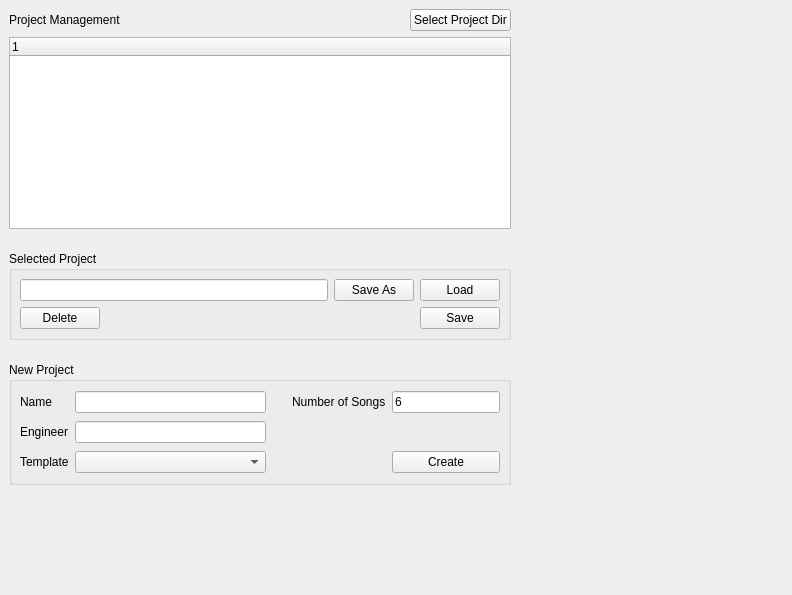
Qt form src/traverso/ui/ProjectManagerWidget.ui (ErwanLegrand/Traverso-DAW) before a commit.
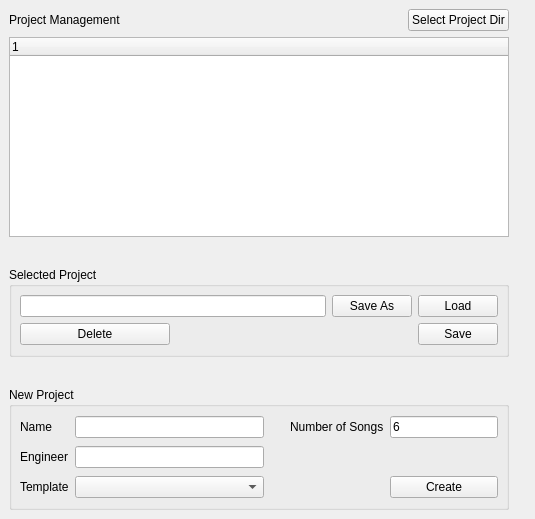
The same form after that commit.

Commit message: 'maybe' this commit breaks the layout, but oh well, it's a mess anyways ;-)

What changed in the file:
```diff
--- a/src/traverso/ui/ProjectManagerWidget.ui
+++ b/src/traverso/ui/ProjectManagerWidget.ui
@@ -8,10 +8,18 @@
    <rect>
     <x>0</x>
     <y>0</y>
-    <width>792</width>
-    <height>595</height>
+    <width>535</width>
+    <height>519</height>
    </rect>
   </property>
+  <property name="sizePolicy" >
+   <sizepolicy>
+    <hsizetype>5</hsizetype>
+    <vsizetype>5</vsizetype>
+    <horstretch>1</horstretch>
+    <verstretch>1</verstretch>
+   </sizepolicy>
+  </property>
   <property name="maximumSize" >
    <size>
     <width>1600</width>
@@ -37,6 +45,19 @@
    <property name="spacing" >
     <number>6</number>
    </property>
+   <item row="0" column="1" >
+    <spacer>
+     <property name="orientation" >
+      <enum>Qt::Horizontal</enum>
+     </property>
+     <property name="sizeHint" >
+      <size>
+       <width>40</width>
+       <height>20</height>
+      </size>
+     </property>
+    </spacer>
+   </item>
    <item row="0" column="0" >
     <layout class="QVBoxLayout" >
      <property name="margin" >
@@ -84,10 +105,24 @@
      </item>
      <item>
       <widget class="QTreeWidget" name="projectListView" >
+       <property name="sizePolicy" >
+        <sizepolicy>
+         <hsizetype>7</hsizetype>
+         <vsizetype>7</vsizetype>
+         <horstretch>1</horstretch>
+         <verstretch>1</verstretch>
+        </sizepolicy>
+       </property>
        <property name="minimumSize" >
         <size>
          <width>500</width>
-         <height>0</height>
+         <height>50</height>
+        </size>
+       </property>
+       <property name="maximumSize" >
+        <size>
+         <width>600</width>
+         <height>200</height>
         </size>
        </property>
       </widget>
@@ -103,13 +138,19 @@
        <property name="sizeHint" >
         <size>
          <width>500</width>
-         <height>16</height>
+         <height>8</height>
         </size>
        </property>
       </spacer>
      </item>
      <item>
       <widget class="QGroupBox" name="groupBox_2" >
+       <property name="minimumSize" >
+        <size>
+         <width>16</width>
+         <height>90</height>
+        </size>
+       </property>
        <property name="title" >
         <string>Selected Project</string>
        </property>
@@ -142,7 +183,22 @@
            </spacer>
           </item>
           <item row="0" column="0" colspan="2" >
-           <widget class="QLineEdit" name="selectedProjectName" />
+           <widget class="QLineEdit" name="selectedProjectName" >
+            <property name="sizePolicy" >
+             <sizepolicy>
+              <hsizetype>7</hsizetype>
+              <vsizetype>0</vsizetype>
+              <horstretch>1</horstretch>
+              <verstretch>0</verstretch>
+             </sizepolicy>
+            </property>
+            <property name="minimumSize" >
+             <size>
+              <width>50</width>
+              <height>0</height>
+             </size>
+            </property>
+           </widget>
           </item>
           <item row="0" column="2" >
            <widget class="QPushButton" name="saveAsProjectButton" >
@@ -195,6 +251,12 @@
      </item>
      <item>
       <widget class="QGroupBox" name="groupBox" >
+       <property name="minimumSize" >
+        <size>
+         <width>16</width>
+         <height>110</height>
+        </size>
+       </property>
        <property name="title" >
         <string>New Project</string>
        </property>
@@ -326,32 +388,6 @@
      </item>
     </layout>
    </item>
-   <item row="0" column="1" >
-    <spacer>
-     <property name="orientation" >
-      <enum>Qt::Horizontal</enum>
-     </property>
-     <property name="sizeHint" >
-      <size>
-       <width>266</width>
-       <height>474</height>
-      </size>
-     </property>
-    </spacer>
-   </item>
-   <item row="1" column="0" >
-    <spacer>
-     <property name="orientation" >
-      <enum>Qt::Vertical</enum>
-     </property>
-     <property name="sizeHint" >
-      <size>
-       <width>502</width>
-       <height>70</height>
-      </size>
-     </property>
-    </spacer>
-   </item>
   </layout>
  </widget>
  <pixmapfunction></pixmapfunction>
```
The commit also changes 2 other files.
